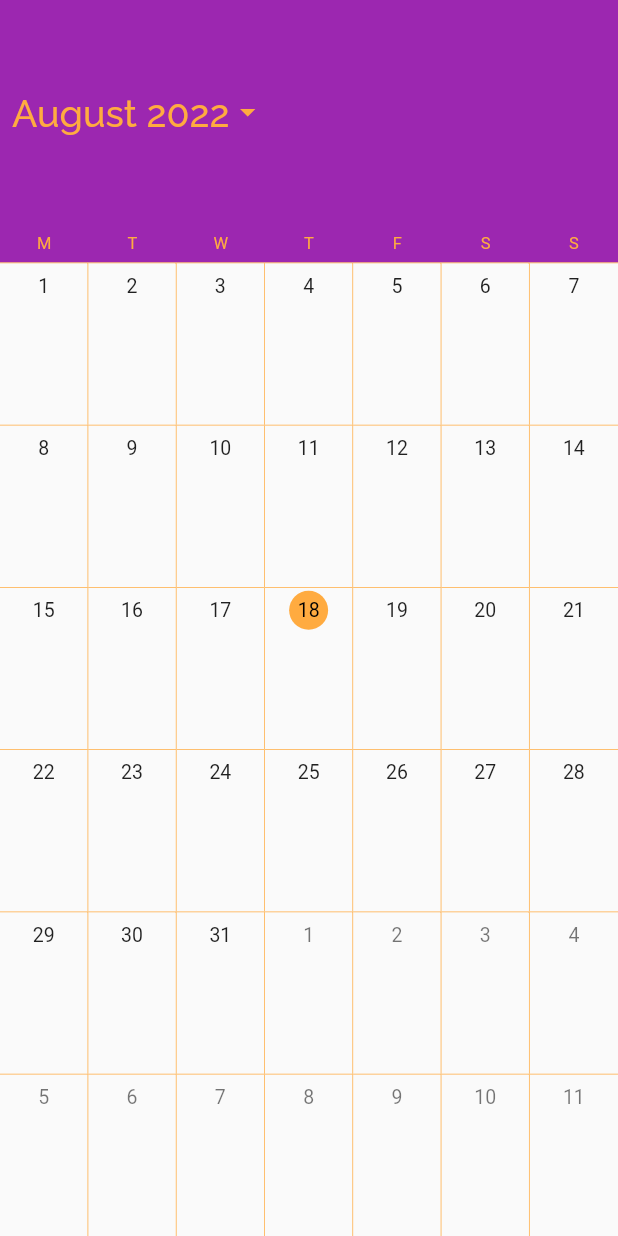
After one commit to kverkholomova/finance_app, a Flutter app: the Calendar screen opened directly, on a phone screen of 412 x 824 dp. The commit adds this screen. Run offline on Flutter 3.47's test engine with Material 2 defaults, Android fonts, the phone set to English and light mode, and no system bars; drawn by our look-alikes of syncfusion_flutter_calendar; our stand-ins replace animated_splash_screen, cloud_firestore, firebase_auth, firebase_core, flutter_calendar_carousel, flutter_spinkit and 5 more; missing offline and left inert: cool_dropdown; accounts and stored records are empty.

Commit message:
Calendar page is added and userInput is fixed

```diff
--- /dev/null
+++ b/lib/calendar.dart
@@ -0,0 +1,196 @@
+import 'package:finance_app/constants.dart';
+import 'package:finance_app/screens/add_transaction.dart';
+import 'package:flutter/material.dart';
+import 'package:intl/intl.dart';
+import 'package:syncfusion_flutter_calendar/calendar.dart';
+
+
+
+/// The hove page which hosts the calendar
+class Calendar extends StatefulWidget {
+  /// Creates the home page to display teh calendar widget.
+  const Calendar({Key? key}) : super(key: key);
+
+  @override
+  // ignore: library_private_types_in_public_api
+  _CalendarState createState() => _CalendarState();
+}
+
+class _CalendarState extends State<Calendar> {
+
+  final CalendarController _controller = CalendarController();
+  String _text = '';
+
+  void selectionChanged(CalendarSelectionDetails details) {
+    if (_controller.view == CalendarView.month ||
+        _controller.view == CalendarView.timelineMonth) {
+      _text = DateFormat('dd, MMMM yyyy').format(details.date!).toString();
+    } else {
+      _text =
+          DateFormat('dd, MMMM yyyy').format(details.date!).toString();
+    }
+    setState(() {
+      transactionDate = _text;
+    });
+
+    showDialog(
+        context: context,
+        builder: (BuildContext context) {
+          return AlertDialog(
+            title: Container(
+                child: const Text("Transaction date")),
+            content:
+            Text(_text),
+            actions: <Widget>[
+             TextButton(
+                  onPressed: () {
+                    Navigator.of(context).pop();
+                  },
+                  child: const Text('Close')),
+              TextButton(
+                  onPressed: () {
+                    Navigator.push(
+                      context,
+                      MaterialPageRoute(builder: (context) => const AddTransaction()),
+                    );
+                  },
+                  child: const Text('Ok'))
+            ],
+          );
+        });
+  }
+
+  @override
+  Widget build(BuildContext context) {
+    return Scaffold(
+        body: SfCalendar(
+
+          onSelectionChanged: selectionChanged,
+          appointmentTextStyle: const TextStyle(
+            color: Colors.orangeAccent
+          ),
+
+          viewHeaderStyle: const ViewHeaderStyle(
+            dateTextStyle: TextStyle(
+              color: Colors.orangeAccent
+            ),
+            dayTextStyle: TextStyle(
+              color: Colors.orangeAccent,
+
+            ),
+            backgroundColor: Colors.purple
+          ),
+          viewNavigationMode: ViewNavigationMode.none,
+          showCurrentTimeIndicator: false,
+          allowViewNavigation: false,
+          showDatePickerButton: true,
+          maxDate: DateTime.now(),
+          selectionDecoration: BoxDecoration(
+            color: Colors.transparent,
+            border:
+            Border.all(color: Colors.orangeAccent,
+                width: 2),
+            // borderRadius: const BorderRadius.all(Radius.circular(4)),
+            shape: BoxShape.rectangle,
+          ),
+          firstDayOfWeek: 1,
+          todayTextStyle: const TextStyle(
+            color: Colors.black
+          ),
+          headerStyle: CalendarHeaderStyle(
+            textStyle: headStyle,
+            backgroundColor: Colors.purple,
+
+          ),
+          blackoutDatesTextStyle: const TextStyle(
+            color: Colors.orangeAccent
+          ),
+
+          headerHeight: 150,
+          todayHighlightColor: Colors.orangeAccent,
+          cellBorderColor: Colors.orangeAccent,
+          view: CalendarView.month,
+          // dataSource: MeetingDataSource(_getDataSource()),
+          // monthViewSettings: const MonthViewSettings(
+          //     appointmentDisplayMode: MonthAppointmentDisplayMode.indicator),
+        ));
+  }
+
+  // List<Meeting> _getDataSource() {
+  //   final List<Meeting> meetings = <Meeting>[];
+  //   final DateTime today = DateTime.now();
+  //   final DateTime startTime = DateTime(today.year, today.month, today.day, 9);
+  //   final DateTime endTime = startTime.add(const Duration(hours: 2));
+  //   meetings.add(Meeting(
+  //       'Conference', startTime, endTime, const Color(0xFF0F8644), false));
+  //   return meetings;
+  // }
+}
+//
+// /// An object to set the appointment collection data source to calendar, which
+// /// used to map the custom appointment data to the calendar appointment, and
+// /// allows to add, remove or reset the appointment collection.
+// class MeetingDataSource extends CalendarDataSource {
+//   /// Creates a meeting data source, which used to set the appointment
+//   /// collection to the calendar
+//   MeetingDataSource(List<Meeting> source) {
+//     appointments = source;
+//   }
+//
+//   @override
+//   DateTime getStartTime(int index) {
+//     return _getMeetingData(index).from;
+//   }
+//
+//   @override
+//   DateTime getEndTime(int index) {
+//     return _getMeetingData(index).to;
+//   }
+//
+//   @override
+//   String getSubject(int index) {
+//     return _getMeetingData(index).eventName;
+//   }
+//
+//   @override
+//   Color getColor(int index) {
+//     return _getMeetingData(index).background;
+//   }
+//
+//   @override
+//   bool isAllDay(int index) {
+//     return _getMeetingData(index).isAllDay;
+//   }
+//
+//   Meeting _getMeetingData(int index) {
+//     final dynamic meeting = appointments![index];
+//     late final Meeting meetingData;
+//     if (meeting is Meeting) {
+//       meetingData = meeting;
+//     }
+//
+//     return meetingData;
+//   }
+// }
+//
+// /// Custom business object class which contains properties to hold the detailed
+// /// information about the event data which will be rendered in calendar.
+// class Meeting {
+//   /// Creates a meeting class with required details.
+//   Meeting(this.eventName, this.from, this.to, this.background, this.isAllDay);
+//
+//   /// Event name which is equivalent to subject property of [Appointment].
+//   String eventName;
+//
+//   /// From which is equivalent to start time property of [Appointment].
+//   DateTime from;
+//
+//   /// To which is equivalent to end time property of [Appointment].
+//   DateTime to;
+//
+//   /// Background which is equivalent to color property of [Appointment].
+//   Color background;
+//
+//   /// IsAllDay which is equivalent to isAllDay property of [Appointment].
+//   bool isAllDay;
+// }
--- a/lib/widgets/button_add_transaction.dart
+++ b/lib/widgets/button_add_transaction.dart
@@ -75,8 +75,9 @@ class _ButtonAddTransactionState extends State<ButtonAddTransaction> {
                       "category_name": valueChosen,
                       // "summa": sumTransactions,
                       "time": '${DateTime.now()}',
+                      "date": transactionDate
                       // "category_icon": valueIcon.toString(),
-                      "date": '${DateTime.now().day.toString().length<2? "0${DateTime.now().day}":DateTime.now().day} / ${DateTime.now().month.toString().length<2? "0${DateTime.now().month}":DateTime.now().month} / ${DateTime.now().year}',
+                      // "date": '${DateTime.now().day.toString().length<2? "0${DateTime.now().day}":DateTime.now().day} / ${DateTime.now().month.toString().length<2? "0${DateTime.now().month}":DateTime.now().month} / ${DateTime.now().year}',
 
                     });
 
--- a/lib/widgets/top_widget.dart
+++ b/lib/widgets/top_widget.dart
@@ -1,5 +1,6 @@
 import 'package:cloud_firestore/cloud_firestore.dart';
 import 'package:finance_app/constants.dart';
+import 'package:finance_app/screens/add_transaction.dart';
 import 'package:finance_app/widgets/button_add_transaction.dart';
 import 'package:finance_app/wrapper.dart';
 import 'package:firebase_auth/firebase_auth.dart';
@@ -23,6 +24,7 @@ class _TopWidgetState extends State<TopWidget> {
   void initState(){
     super.initState();
     const Histogram();
+    userInput = "0.00";
   }
   @override
   Widget build(BuildContext context) {
--- a/pubspec.yaml
+++ b/pubspec.yaml
@@ -48,6 +48,11 @@ dependencies:
   firebase_storage: ^10.3.4
   flutter_spinkit: ^5.1.0
   shared_preferences: ^2.0.15
+  flutter_calendar_carousel: ^2.4.0
+  intl: ^0.17.0
+  event: ^2.1.2
+  syncfusion_flutter_calendar: ^20.2.44
+
 
 dev_dependencies:
   flutter_test:
```
Also changed, not shown: lib/screens/add_transaction.dart (+44 -16 lines), pubspec.lock.
